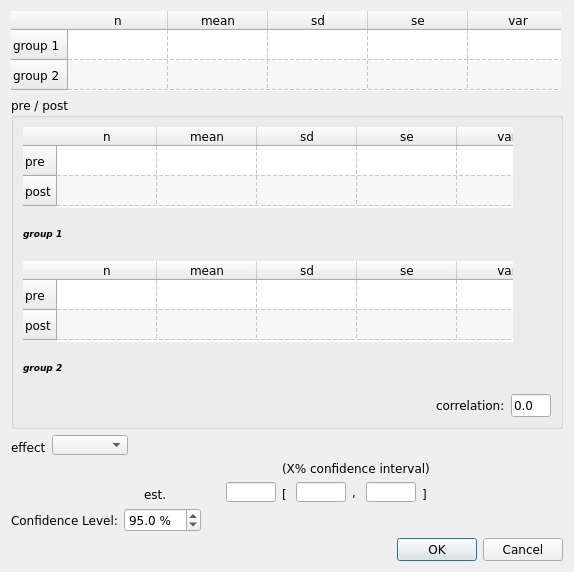
Old version of the form continuous_data_form.ui in the repository bwallace/OpenMeta-analyst-.
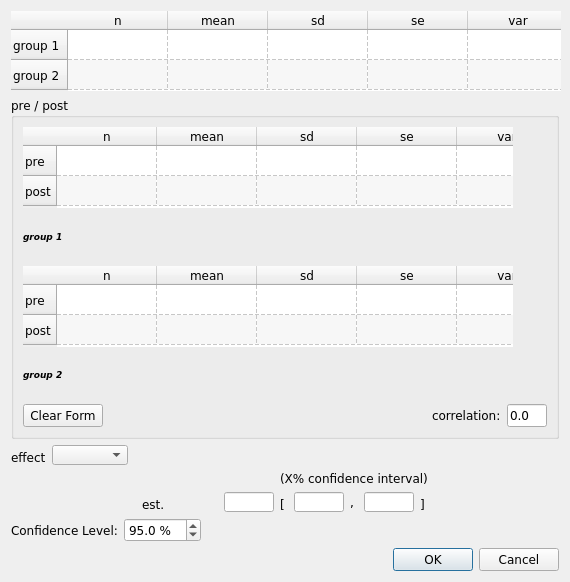
New version of the form. Icons and pictures are not drawn.

Commit message: data form improvements

Patch:
```diff
--- a/continuous_data_form.ui
+++ b/continuous_data_form.ui
@@ -6,8 +6,8 @@
    <rect>
     <x>0</x>
     <y>0</y>
-    <width>574</width>
-    <height>572</height>
+    <width>570</width>
+    <height>582</height>
    </rect>
   </property>
   <property name="minimumSize">
@@ -351,6 +351,13 @@
       </item>
       <item>
        <layout class="QHBoxLayout" name="horizontalLayout_3">
+        <item>
+         <widget class="QPushButton" name="clear_Btn">
+          <property name="text">
+           <string>Clear Form</string>
+          </property>
+         </widget>
+        </item>
         <item>
          <spacer name="horizontalSpacer_3">
           <property name="orientation">
```
The commit also changes 7 other files.
